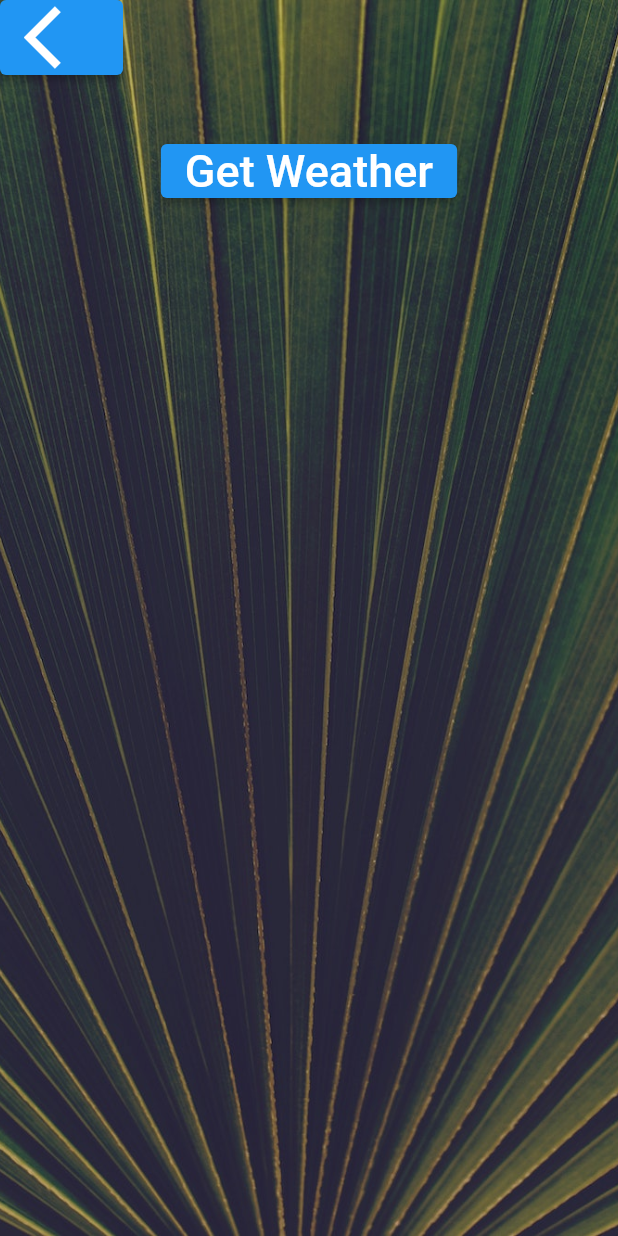
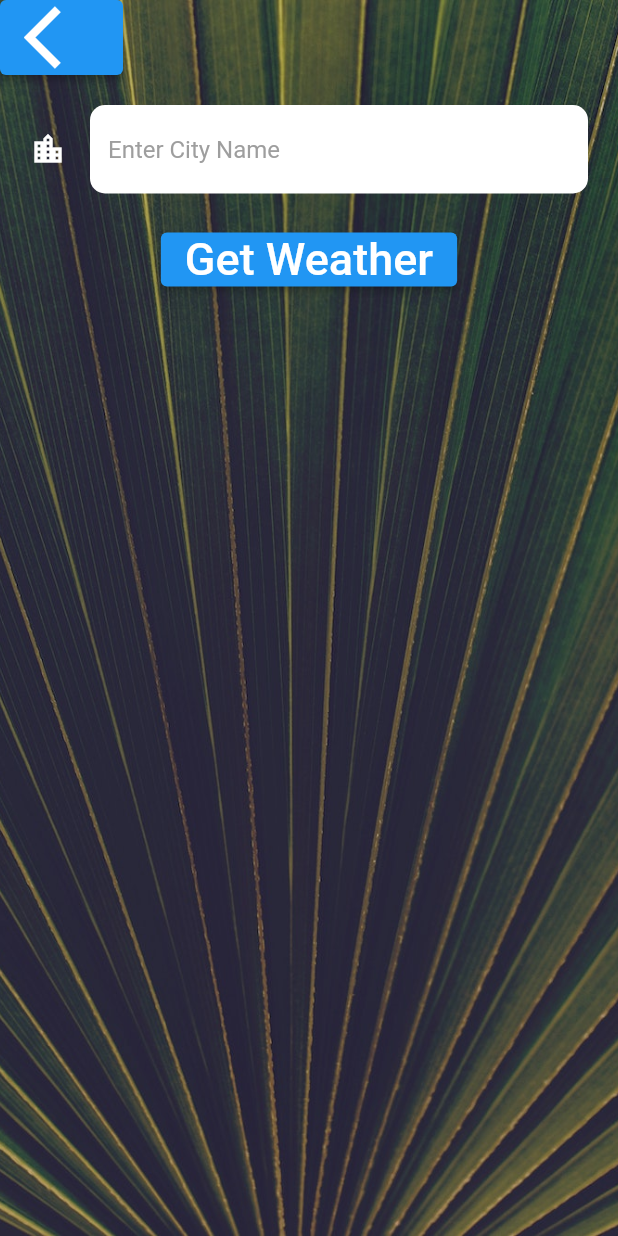
Before and after one commit to emjaycodes/clima, a Flutter app: the LocationScreen screen opened directly, after a tap on the "location city" icon, on a phone screen of 412 x 824 dp. Run offline on Flutter 3.47's test engine with Material 2 defaults, Android fonts, the phone set to English and light mode, and no system bars; our stand-ins replace flutter_spinkit, geolocator; network calls fail; Roboto replaces fonts that are missing (Spartan MB).

Commit message:
made the text field widget a constant

```diff
--- a/lib/screens/city_screens.dart
+++ b/lib/screens/city_screens.dart
@@ -8,6 +8,8 @@ class CityScreen extends StatefulWidget {
 }
 
 class _CityScreenState extends State<CityScreen> {
+
+  String cityName = '';
   @override
   Widget build(BuildContext context) {
     return Scaffold(
@@ -34,10 +36,20 @@ class _CityScreenState extends State<CityScreen> {
               ),
               Container(
                 padding: const EdgeInsets.all(20.0),
-                child: null,
-              ),
+                child:  TextField(
+                  style: const TextStyle(
+                    color: Colors.black,
+                  ),
+                  decoration: kTextFieldInputDecoration,
+                  onChanged: (value){
+                    cityName = value;
+                  }
+                  ),
+                ),
               ElevatedButton(
-                onPressed: () {},
+                onPressed: () {
+                  Navigator.pop(context, cityName);
+                },
                 child: const Text(
                   'Get Weather',
                   style: kButtonTextStyle,
--- a/lib/screens/location_screen.dart
+++ b/lib/screens/location_screen.dart
@@ -83,11 +83,15 @@ class _LocationScreenState extends State<LocationScreen> {
                     ),
                   ),
                   ElevatedButton(
-                    onPressed: () {
-                      Navigator.push(
+                    onPressed: () async {
+                      var typedName = await Navigator.push(
                         context,
                         MaterialPageRoute(builder: (context) => CityScreen()));
+                    if (typedName != null) {
+
+                    }
                     },
+
                     child: const Icon(
                       Icons.location_city,
                       size: 50.0,
--- a/lib/utilities/constants.dart
+++ b/lib/utilities/constants.dart
@@ -18,3 +18,20 @@ const kButtonTextStyle = TextStyle(
 const kConditionTextStyle = TextStyle(
   fontSize: 100.0,
 );
+
+const kTextFieldInputDecoration = InputDecoration(filled: true,
+                  fillColor: Colors.white,
+                  icon: Icon(
+                    Icons.location_city,
+                    color: Colors.white,
+                    ),
+                    hintText: "Enter City Name",
+                    hintStyle: TextStyle(
+                      color: Colors.grey,
+                    ),
+                    border: OutlineInputBorder(
+                      borderRadius: BorderRadius.all(Radius.circular(10.0)
+                      ),
+                      borderSide: BorderSide.none,
+                      )
+                    );
```
